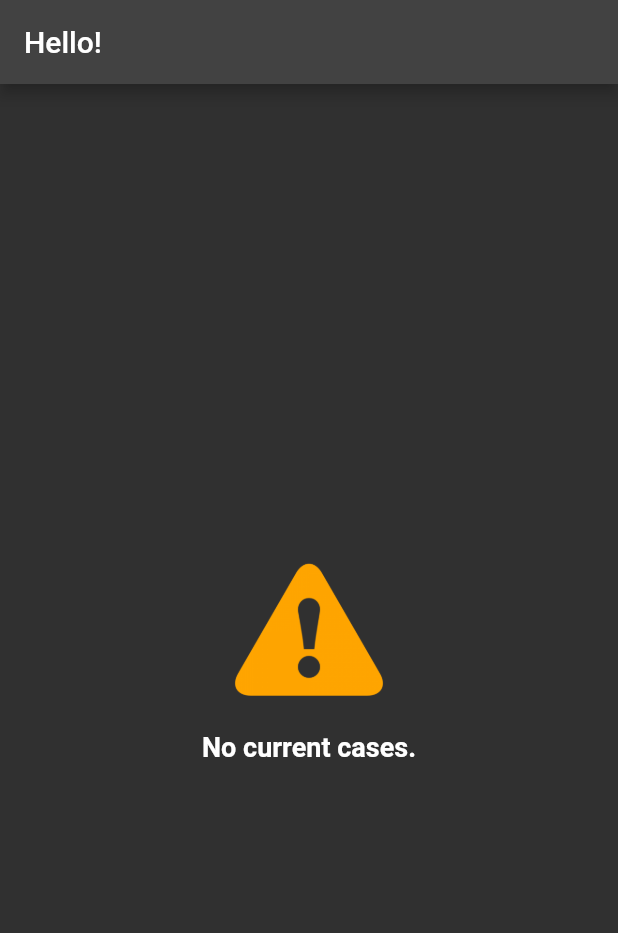
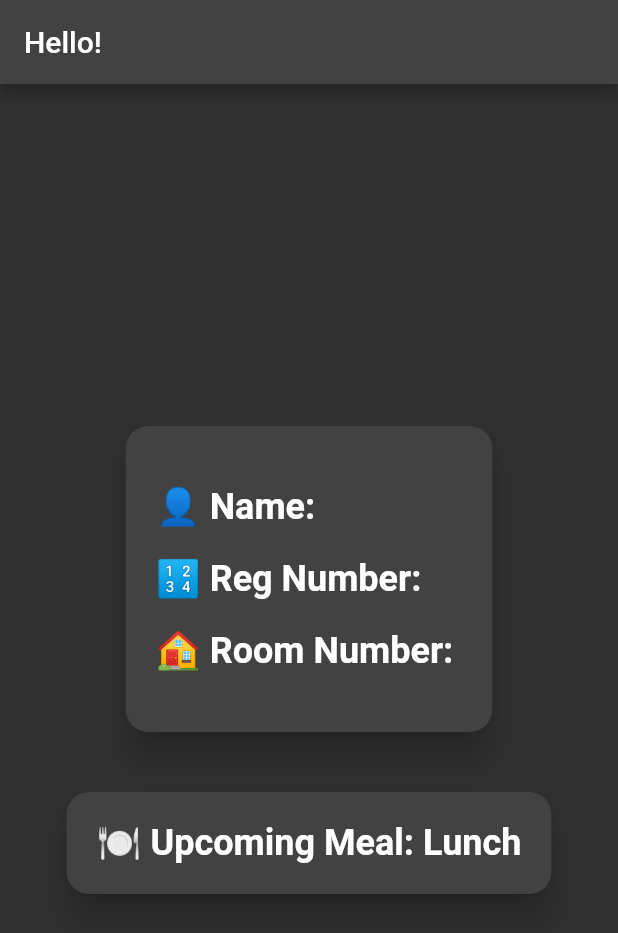
Before and after one commit to drowsy-coder/hostel-hub, a Flutter app: the UTHome screen opened directly, on a phone screen of 412 x 824 dp. Shown: the top 933 px of the screen. Run offline on Flutter 3.47's test engine with Material 2 defaults, Android fonts, the phone set to English and light mode, and no system bars; our stand-ins replace animated_text_kit, audioplayers, bubble, cloud_firestore, dot_navigation_bar, expansion_tile_card and 10 more; missing offline and left inert: dialogflow_flutter, flutter_face_api, google_mlkit_face_detection, in_app_webview, syncfusion_flutter_pdfviewer; accounts and stored records are empty; project files that could hold a hidden picture were left out.

Commit message:
added things

```diff
--- a/lib/screens/stakeholders/undertrial/support screens/no_case.dart
+++ b/lib/screens/stakeholders/undertrial/support screens/no_case.dart
@@ -1,38 +1,166 @@
 import 'package:flutter/material.dart';
+import 'package:cloud_firestore/cloud_firestore.dart';
+import 'package:firebase_auth/firebase_auth.dart';
 
-class NoCasesFoundScreen extends StatelessWidget {
-  const NoCasesFoundScreen({Key? key}) : super(key: key);
+class WelcomeScreen extends StatefulWidget {
+  @override
+  _WelcomeScreenState createState() => _WelcomeScreenState();
+}
+
+class _WelcomeScreenState extends State<WelcomeScreen> {
+  String name = "";
+  String regNumber = "";
+  String roomNumber = "";
+  bool isPresent = false;
+  String upcomingMeal = getCurrentMealType();
+
+  @override
+  void initState() {
+    super.initState();
+    fetchUserDataFromFirestore();
+  }
+
+  void fetchUserDataFromFirestore() async {
+    try {
+      String userId = FirebaseAuth.instance.currentUser!.uid;
+
+      DocumentSnapshot userData = await FirebaseFirestore.instance
+          .collection("users")
+          .doc(userId)
+          .get();
+
+      if (userData.exists) {
+        Map<String, dynamic> userDataMap =
+            userData.data() as Map<String, dynamic>;
+        setState(() {
+          name = userDataMap["name"] ?? "Name Not Found";
+          regNumber =
+              userDataMap["registration_number"] ?? "Reg. Number Not Found";
+          roomNumber = userDataMap["room_number"] ?? "Room Number Not Found";
+        });
+      }
+
+      QuerySnapshot attendance = await FirebaseFirestore.instance
+          .collection("attendance")
+          .where("timestamp", isGreaterThanOrEqualTo: DateTime.now())
+          .get();
+
+      if (attendance.docs.isNotEmpty) {
+        for (var doc in attendance.docs) {
+          Map<String, dynamic>? docData = doc.data() as Map<String, dynamic>?;
+          if (docData != null) {
+            Timestamp? timestamp = docData["timestamp"] as Timestamp?;
+            if (timestamp != null && isToday(timestamp.toDate())) {
+              setState(() {
+                isPresent = true;
+              });
+              break;
+            } else {
+              print("Hmmmm");
+            }
+          }
+        }
+      }
+    } catch (e) {
+      print("Error fetching data: $e");
+    }
+  }
+
+  bool isToday(DateTime date) {
+    final now = DateTime.now();
+    return now.day == date.day &&
+        now.month == date.month &&
+        now.year == date.year;
+  }
 
   @override
   Widget build(BuildContext context) {
     return Scaffold(
       appBar: AppBar(
-        title: const Text('Hello!'),
+        title: Text("Hello!"),
       ),
       body: Center(
         child: Column(
           mainAxisAlignment: MainAxisAlignment.center,
-          children: [
-            Container(
-              width: 350, // Adjust the width as needed
-              padding: const EdgeInsets.all(16.0),
-              color: Colors.grey[850],
-              child: Column(
-                children: [
-                  Image.asset(
-                    'assets/images/orange-error-icon-0.png',
-                    width: 100,
+          children: <Widget>[
+            AnimatedOpacity(
+              duration: Duration(seconds: 1),
+              opacity: 1,
+              child: Card(
+                elevation: 10,
+                margin: EdgeInsets.all(20),
+                shape: RoundedRectangleBorder(
+                  borderRadius: BorderRadius.circular(15),
+                ),
+                child: Padding(
+                  padding: const EdgeInsets.all(20.0),
+                  child: Column(
+                    crossAxisAlignment:
+                        CrossAxisAlignment.start, // Align to the left
+                    children: <Widget>[
+                      SizedBox(height: 20), // Increase spacing
+                      Text(
+                        "👤 Name: $name",
+                        style: TextStyle(
+                          fontSize: 24,
+                          fontWeight: FontWeight.bold,
+                        ),
+                      ),
+                      SizedBox(height: 20), // Increase spacing
+                      Text(
+                        "🔢 Reg Number: $regNumber",
+                        style: TextStyle(
+                          fontSize: 24,
+                          fontWeight: FontWeight.bold,
+                        ),
+                      ),
+                      SizedBox(height: 20), // Increase spacing
+                      Text(
+                        "🏠 Room Number: $roomNumber",
+                        style: TextStyle(
+                          fontSize: 24,
+                          fontWeight: FontWeight.bold,
+                        ),
+                      ),
+                      SizedBox(height: 20), // Increase spacing
+                    ],
                   ),
-                  const SizedBox(height: 16.0),
-                  const Text(
-                    'No current cases.',
-                    style: TextStyle(
-                      fontSize: 18,
-                      color: Colors.white,
-                      fontWeight: FontWeight.bold,
-                    ),
+                ),
+              ),
+            ),
+            // Card(
+            //   elevation: 10,
+            //   margin: EdgeInsets.all(20),
+            //   shape: RoundedRectangleBorder(
+            //     borderRadius: BorderRadius.circular(15),
+            //   ),
+            //   child: Padding(
+            //     padding: const EdgeInsets.all(20.0),
+            //     child: Text(
+            //       isPresent ? "✅ Present" : "❌ Not Present",
+            //       style: TextStyle(
+            //         fontSize: 24,
+            //         color: isPresent ? Colors.green : Colors.red,
+            //         fontWeight: FontWeight.bold,
+            //       ),
+            //     ),
+            //   ),
+            // ),
+            Card(
+              elevation: 10,
+              margin: EdgeInsets.all(20),
+              shape: RoundedRectangleBorder(
+                borderRadius: BorderRadius.circular(15),
+              ),
+              child: Padding(
+                padding: const EdgeInsets.all(20.0),
+                child: Text(
+                  "🍽 Upcoming Meal: $upcomingMeal",
+                  style: TextStyle(
+                    fontSize: 24,
+                    fontWeight: FontWeight.bold,
                   ),
-                ],
+                ),
               ),
             ),
           ],
@@ -41,3 +169,26 @@ class NoCasesFoundScreen extends StatelessWidget {
     );
   }
 }
+
+String getCurrentMealType() {
+  final now = DateTime.now();
+  if (now.hour >= 7 && now.hour < 9) {
+    return 'Breakfast';
+  } else if (now.hour >= 12 && now.hour < 14) {
+    return 'Lunch';
+  } else if (now.hour >= 17 && now.hour < 18) {
+    return 'Snacks';
+  } else if (now.hour >= 19 && now.hour < 21) {
+    return 'Dinner';
+  } else {
+    if (now.hour < 7) {
+      return 'Breakfast';
+    } else if (now.hour < 12) {
+      return 'Lunch';
+    } else if (now.hour < 17) {
+      return 'Snacks';
+    } else {
+      return 'Breakfast';
+    }
+  }
+}
--- a/lib/screens/stakeholders/undertrial/ut_home.dart
+++ b/lib/screens/stakeholders/undertrial/ut_home.dart
@@ -47,7 +47,7 @@ class _UTHomeState extends State<UTHome> {
         }
 
         if (!snapshot.hasData || snapshot.data!.docs.isEmpty) {
-          return const NoCasesFoundScreen();
+          return WelcomeScreen();
         }
 
         final document = snapshot.data!.docs.first;
```
